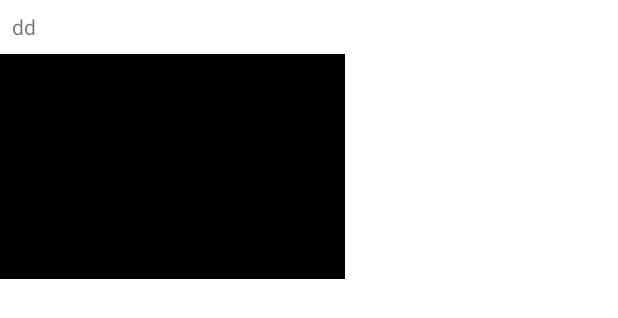
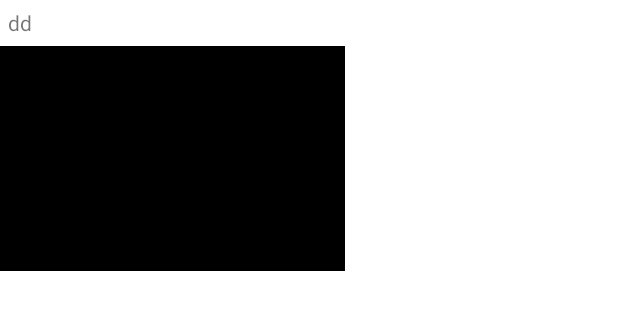
Before and after one commit to QiSDK/QiChatDemo_Android, an Android app: the layout item_video_player.xml on its own in the app's theme, with its tools: preview values and no code run, on a phone screen of 412 x 824 dp. Shown: the top 318 px of the screen. Run offline under Robolectric (Android 15) with nearby library versions, the phone set to English and light mode, and no system bars.

Commit message:
视频播放

```diff
--- a/TeneasyChatSDKUI_Android/src/main/res/layout/item_video_player.xml
+++ b/TeneasyChatSDKUI_Android/src/main/res/layout/item_video_player.xml
@@ -10,7 +10,7 @@
         android:text="dd"
         android:layout_width="match_parent"
         android:layout_height="20dp"
-        android:layout_margin="@dimen/dp_10"
+        android:layout_margin="5dp"
         ></TextView>
 
     <androidx.media3.ui.PlayerView
```
